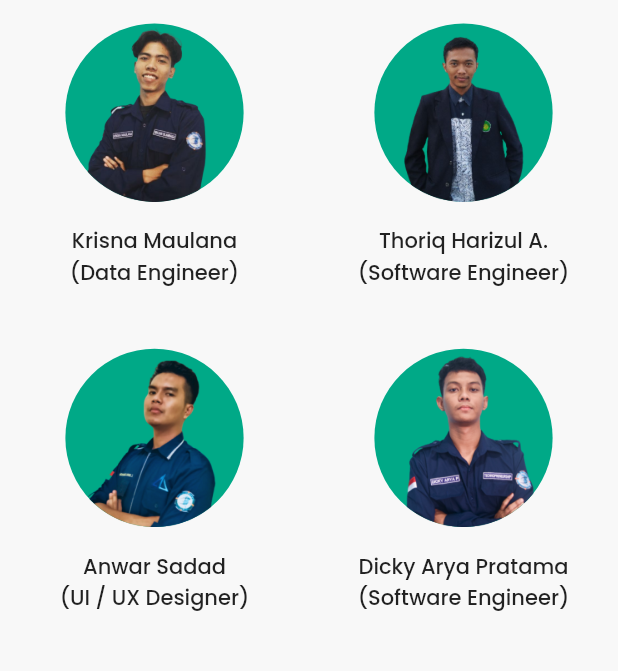
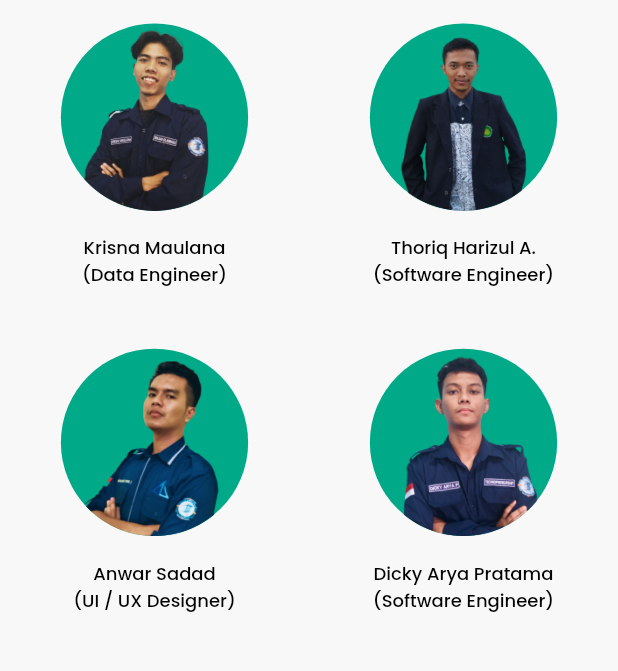
Before and after one commit to Thoriq-ha/latech, a Flutter app: the AboutView screen opened by its route, on a phone screen of 412 x 824 dp, the part 432-1103 px from its top. Run offline on Flutter 3.47's test engine with Material 2 defaults, Android fonts, the phone set to English and light mode, and no system bars; our stand-ins replace camera, convex_bottom_bar, get, image_picker, sliding_up_panel; missing offline and left inert: flutter_tesseract_ocr, google_mlkit_commons, google_mlkit_text_recognition; project files that could hold a hidden picture were left out.

Commit message:
adjust text in about content

```diff
--- a/lib/app/modules/main/views/tabs/about/views/about_view.dart
+++ b/lib/app/modules/main/views/tabs/about/views/about_view.dart
@@ -55,9 +55,9 @@ class AboutView extends GetView<AboutController> {
 
                       Padding(
                         padding: const EdgeInsets.only(top: 16.0),
-                        child: Text(controller.teamList[index].nama, style: textMediumDefault,),
+                        child: Text(controller.teamList[index].nama, style: textCustom(FontWeight.w500, 12, Colors.black),),
                       ),
-                      Text("(${controller.teamList[index].bagian})", style: textMediumDefault,)
+                      Text("(${controller.teamList[index].bagian})", style: textCustom(FontWeight.w500, 12, Colors.black),)
                     ],
                   )),
             );
```
